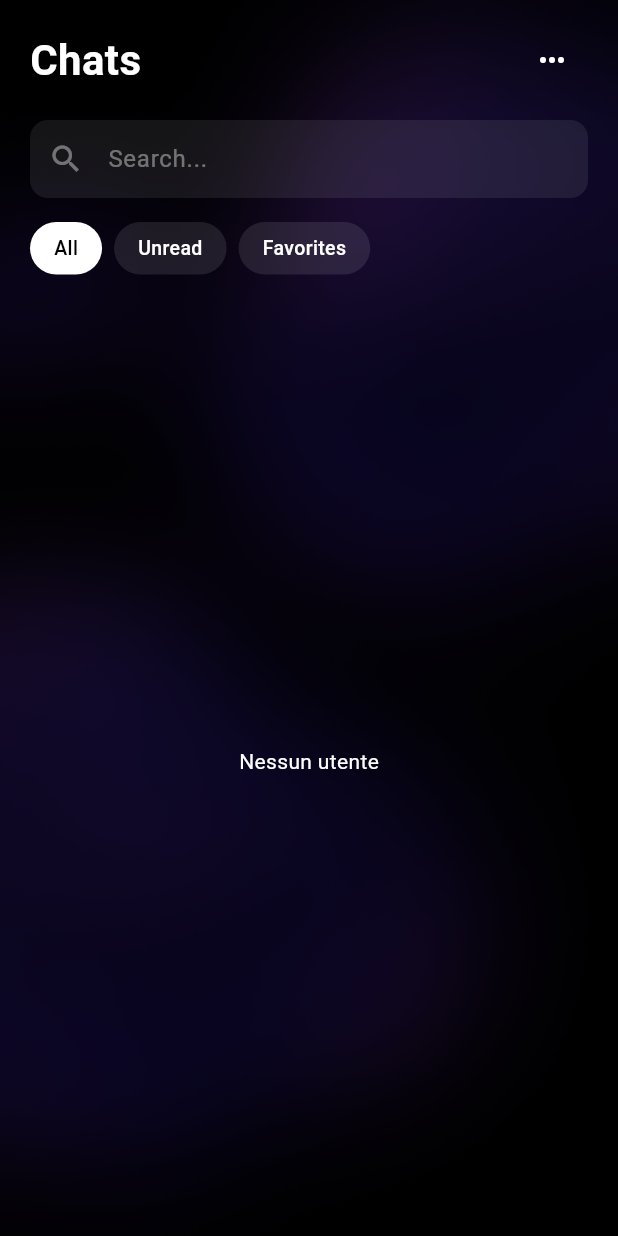
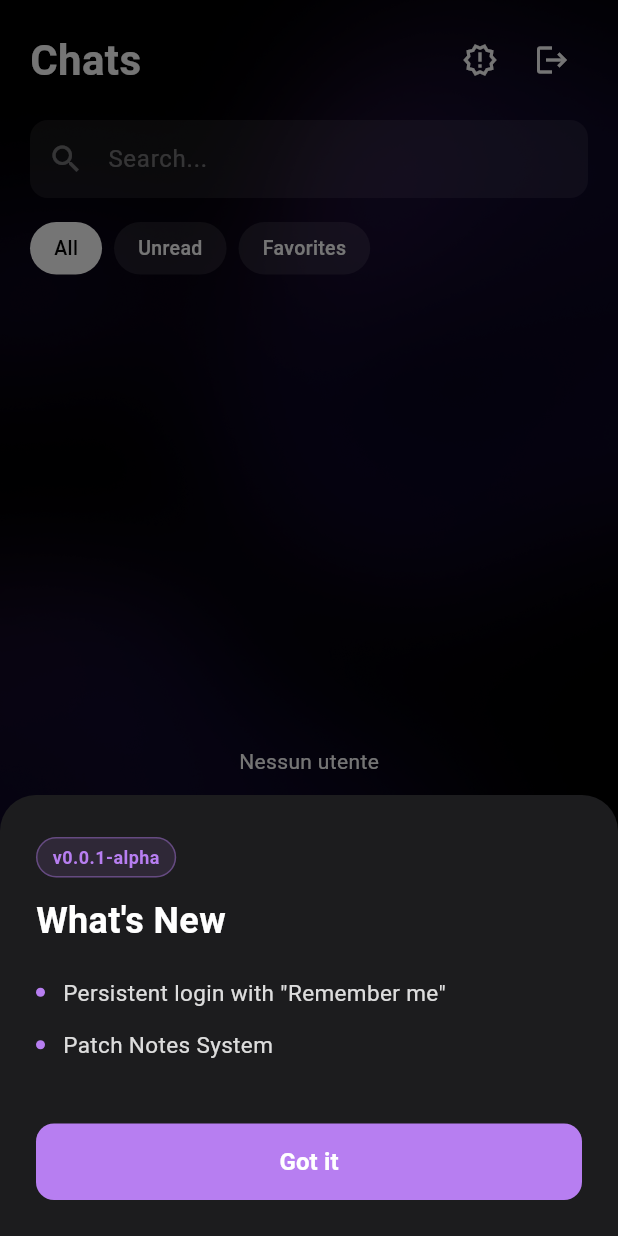
Before and after one commit to Archetoclosi/cv_project, a Flutter app: the ChatListScreen screen opened by its route, on a phone screen of 412 x 824 dp. Run offline on Flutter 3.47's test engine with Material 3 defaults, Android fonts, the phone set to English and light mode, and no system bars; our stand-ins replace cloud_firestore, firebase_auth, firebase_core, firebase_messaging, flutter_local_notifications, image_picker and 4 more; missing offline and left inert: flutter_app_badger; accounts and stored records are empty; network calls fail.

Commit message:
added patch note sys, v 0.0.1-alpa. fixed bg, fixed scroll to bottom, added remember me

```diff
--- a/lib/main.dart
+++ b/lib/main.dart
@@ -105,6 +105,11 @@ class _MyAppState extends State<MyApp> {
         ),
         useMaterial3: true,
       ),
+      builder: (context, child) => GestureDetector(
+        onTap: () => FocusManager.instance.primaryFocus?.unfocus(),
+        behavior: HitTestBehavior.translucent,
+        child: child!,
+      ),
       initialRoute: '/',
       routes: {
         '/': (context) => const AuthScreen(),
--- a/lib/screens/chat_list_screen.dart
+++ b/lib/screens/chat_list_screen.dart
@@ -6,6 +6,7 @@ import '../services/auth_service.dart';
 import '../services/notification_service.dart';
 import 'chat_screen.dart';
 import '../theme/app_colors.dart';
+import '../widgets/whats_new_sheet.dart';
 
 String _formatChatDate(DateTime date) {
   final now = DateTime.now();
@@ -39,6 +40,14 @@ class _ChatListScreenState extends State<ChatListScreen> {
   StreamSubscription<int>? _badgeSub;
 
   @override
+  void initState() {
+    super.initState();
+    WidgetsBinding.instance.addPostFrameCallback((_) {
+      if (mounted) WhatsNewSheet.showIfNew(context);
+    });
+  }
+
+  @override
   void dispose() {
     _badgeSub?.cancel();
     super.dispose();
@@ -65,6 +74,7 @@ class _ChatListScreenState extends State<ChatListScreen> {
 
     return Scaffold(
       backgroundColor: Colors.transparent,
+      resizeToAvoidBottomInset: false,
       body: Container(
         decoration: const BoxDecoration(
           image: DecorationImage(
@@ -102,14 +112,23 @@ class _ChatListScreenState extends State<ChatListScreen> {
               fontWeight: FontWeight.bold,
             ),
           ),
+          Row(
+            children: [
               IconButton(
-            icon: const Icon(Icons.more_horiz, color: Colors.white),
+                icon: const Icon(Icons.new_releases_outlined, color: Colors.white),
+                tooltip: "What's New",
+                onPressed: () => WhatsNewSheet.showManually(context),
+              ),
+              IconButton(
+                icon: const Icon(Icons.logout, color: Colors.white),
                 onPressed: () async {
                   await _authService.signOut();
                   if (context.mounted) {
                     Navigator.pushReplacementNamed(context, '/');
                   }
                 },
+              ),
+            ],
           ),
         ],
       ),
--- /dev/null
+++ b/lib/widgets/whats_new_sheet.dart
@@ -0,0 +1,169 @@
+import 'package:flutter/material.dart';
+import '../services/changelog_service.dart';
+
+class WhatsNewSheet extends StatelessWidget {
+  final String version;
+  final List<String> entries;
+
+  const WhatsNewSheet({
+    super.key,
+    required this.version,
+    required this.entries,
+  });
+
+  // ── Auto: show only when version is new. Marks it as seen before showing so
+  //    even if the user swipes it away without tapping "Got it" it won't
+  //    reappear on the next launch.
+  static Future<void> showIfNew(BuildContext context) async {
+    try {
+      final service = ChangelogService();
+      final shouldShow = await service.shouldShowAutomatically();
+      if (!shouldShow) return;
+
+      // Mark first so a force-quit after display doesn't retrigger it.
+      await service.markCurrentVersionSeen();
+
+      final version = await service.getCurrentVersion();
+      final entries = service.getEntriesForVersion(version);
+
+      if (!context.mounted) return;
+      await showModalBottomSheet<void>(
+        context: context,
+        backgroundColor: Colors.transparent,
+        isScrollControlled: true,
+        builder: (_) => WhatsNewSheet(version: version, entries: entries),
+      );
+    } catch (_) {
+      // Changelog is non-critical — silently swallow errors.
+    }
+  }
+
+  // ── Manual: always shows, never touches SharedPreferences so it doesn't
+  //    interfere with the "already seen" logic for the automatic check.
+  static Future<void> showManually(BuildContext context) async {
+    final service = ChangelogService();
+    final version = await service.getCurrentVersion();
+    final entries = service.getEntriesForVersion(version);
+
+    if (!context.mounted) return;
+    await showModalBottomSheet<void>(
+      context: context,
+      backgroundColor: Colors.transparent,
+      isScrollControlled: true,
+      builder: (_) => WhatsNewSheet(version: version, entries: entries),
+    );
+  }
+
+  @override
+  Widget build(BuildContext context) {
+    final primary = Theme.of(context).primaryColor;
+    final bottomPadding = MediaQuery.of(context).padding.bottom;
+
+    return Container(
+      decoration: const BoxDecoration(
+        color: Color(0xFF1C1C1E),
+        borderRadius: BorderRadius.vertical(top: Radius.circular(24)),
+      ),
+      padding: EdgeInsets.fromLTRB(24, 28, 24, 24 + bottomPadding),
+      child: Column(
+        mainAxisSize: MainAxisSize.min,
+        crossAxisAlignment: CrossAxisAlignment.start,
+        children: [
+          // Version badge
+          Container(
+            padding: const EdgeInsets.symmetric(horizontal: 10, vertical: 4),
+            decoration: BoxDecoration(
+              color: primary.withValues(alpha: 0.12),
+              borderRadius: BorderRadius.circular(20),
+              border: Border.all(
+                color: primary.withValues(alpha: 0.4),
+                width: 1,
+              ),
+            ),
+            child: Text(
+              'v$version',
+              style: TextStyle(
+                color: primary,
+                fontSize: 12,
+                fontWeight: FontWeight.w600,
+                letterSpacing: 0.3,
+              ),
+            ),
+          ),
+
+          const SizedBox(height: 12),
+
+          const Text(
+            "What's New",
+            style: TextStyle(
+              color: Colors.white,
+              fontSize: 24,
+              fontWeight: FontWeight.bold,
+            ),
+          ),
+
+          const SizedBox(height: 20),
+
+          ...entries.map((entry) => _EntryRow(text: entry, accent: primary)),
+
+          const SizedBox(height: 28),
+
+          SizedBox(
+            width: double.infinity,
+            child: ElevatedButton(
+              onPressed: () => Navigator.pop(context),
+              style: ElevatedButton.styleFrom(
+                backgroundColor: primary,
+                foregroundColor: Colors.white,
+                padding: const EdgeInsets.symmetric(vertical: 14),
+                shape: RoundedRectangleBorder(
+                  borderRadius: BorderRadius.circular(12),
+                ),
+                elevation: 0,
+              ),
+              child: const Text(
+                'Got it',
+                style: TextStyle(fontWeight: FontWeight.w600, fontSize: 16),
+              ),
+            ),
+          ),
+        ],
+      ),
+    );
+  }
+}
+
+class _EntryRow extends StatelessWidget {
+  final String text;
+  final Color accent;
+
+  const _EntryRow({required this.text, required this.accent});
+
+  @override
+  Widget build(BuildContext context) {
+    return Padding(
+      padding: const EdgeInsets.only(bottom: 14),
+      child: Row(
+        crossAxisAlignment: CrossAxisAlignment.center,
+        children: [
+          Container(
+            width: 6,
+            height: 6,
+            decoration: BoxDecoration(color: accent, shape: BoxShape.circle),
+          ),
+          const SizedBox(width: 12),
+          Expanded(
+            child: Text(
+              text,
+              style: TextStyle(
+                color: Colors.white.withValues(alpha: 0.85),
+                fontSize: 15,
+                height: 1.4,
+              ),
+            ),
+          ),
+        ],
+      ),
+    );
+  }
+}
```
Also changed, not shown: lib/screens/auth_screen.dart (+59 -1 lines), lib/screens/chat_screen.dart (+44 -11 lines), lib/services/auth_service.dart (+21 -0 lines), lib/services/changelog_service.dart (added, +56 -0 lines), pubspec.yaml (+7 -3 lines), pubspec.lock, 4 other files. Lines whose indentation alone changed are shown as unchanged.
